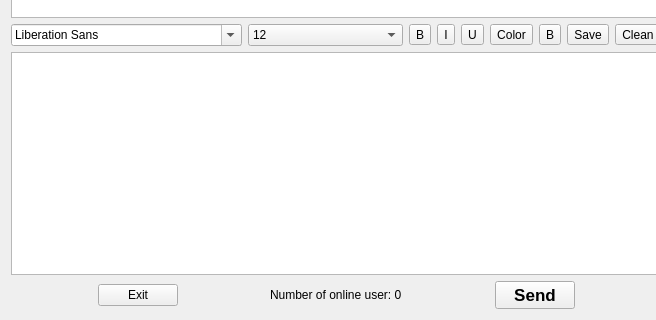
This is App/chatboxwidget.ui in NekoSilverFox/PolyChat as Qt 5 draws it before an edit; both pictures show x 0 to 656 and y 373 to 693 of the 899 by 693 pixel window. The edited form follows.
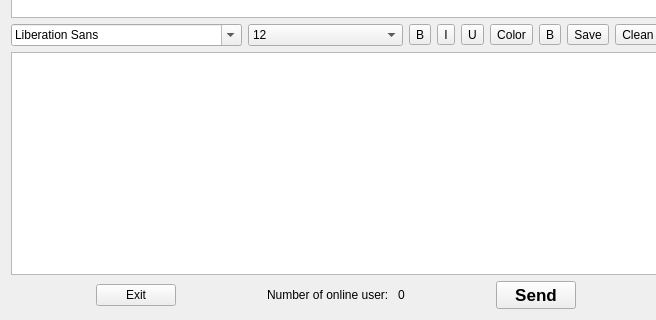
This is the edited form. Icons and pictures are not drawn.

Patch:
```diff
--- a/App/chatboxwidget.ui
+++ b/App/chatboxwidget.ui
@@ -385,10 +385,17 @@
               </property>
              </spacer>
             </item>
+            <item>
+             <widget class="QLabel" name="lbTrNumOnlineUser">
+              <property name="text">
+               <string>Number of online user: </string>
+              </property>
+             </widget>
+            </item>
             <item>
              <widget class="QLabel" name="lbNumberOnlineUse">
               <property name="text">
-               <string>Number of online user: 0</string>
+               <string>0</string>
               </property>
              </widget>
             </item>
```
